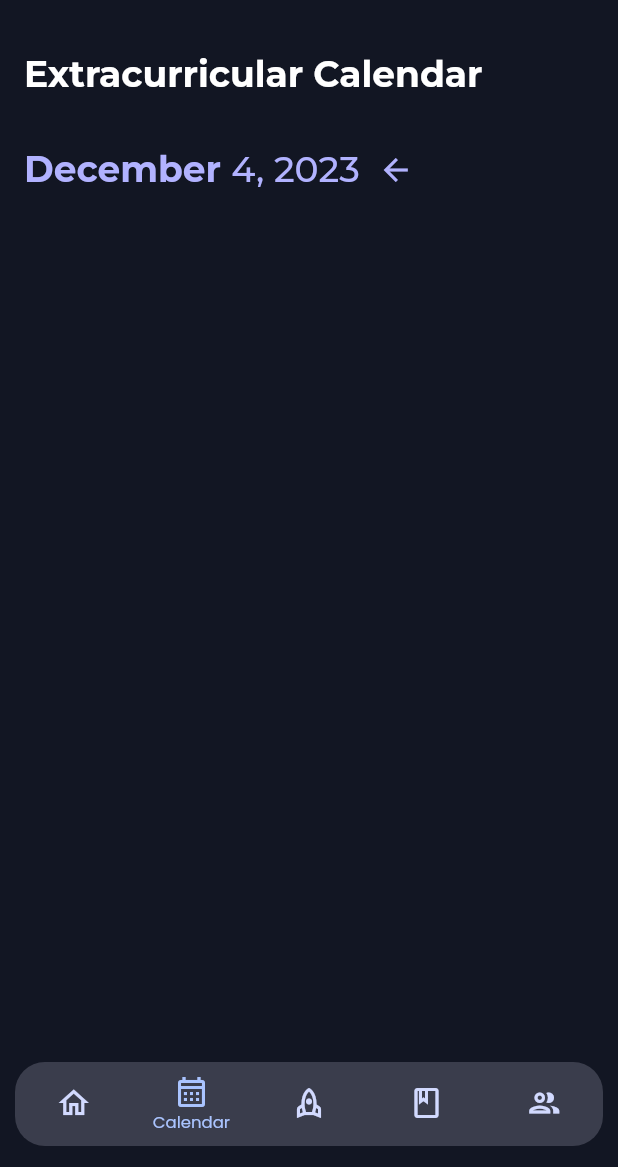
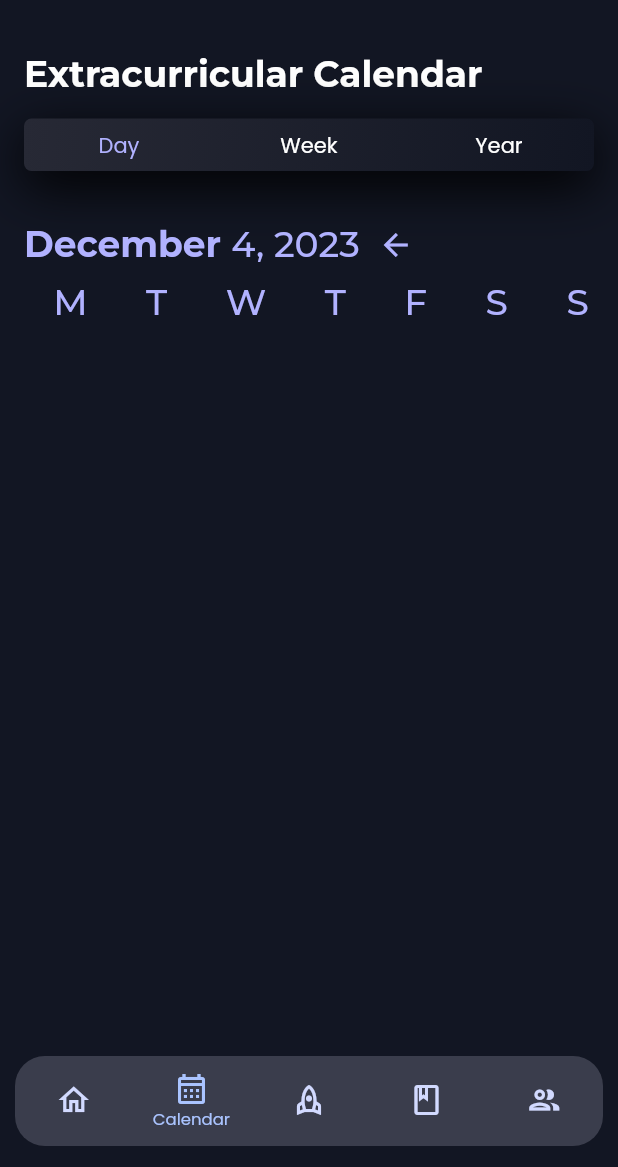
Before and after one commit to David2005-15/sisprogress, a Flutter app: the ScaffoldHome screen opened directly, item 2 of the bottom bar chosen, on a phone screen of 412 x 824 dp, the part 69-1236 px from its top. Run offline on Flutter 3.47's test engine with Material 2 defaults, Android fonts, the phone set to English and light mode, and no system bars; our stand-ins replace google_fonts, image_picker, percent_indicator, syncfusion_flutter_charts; missing offline and left inert: custom_check_box; project files that could hold a hidden picture were left out.

Commit message:
Calendar Save

```diff
--- a/lib/page/dashboard/calendar_page.dart
+++ b/lib/page/dashboard/calendar_page.dart
@@ -14,6 +14,8 @@ class _CalendarPage extends State<CalendarPage> {
   List<int> years = [2023, 2024, 2025, 2026, 2027];
   late String year;
 
+  List<Color> colors = [const Color(0xffB1B2FF), Colors.white, Colors.white];
+
   @override
   void initState() {
     year = years[0].toString();
@@ -29,6 +31,80 @@ class _CalendarPage extends State<CalendarPage> {
           crossAxisAlignment: CrossAxisAlignment.start,
           children: <Widget> [
             buildTitle(),
+            Container(
+              width: double.infinity,
+              height: 35,
+              margin: const EdgeInsets.fromLTRB(16, 15, 16, 0),
+              decoration: const BoxDecoration(
+                borderRadius: BorderRadius.all(Radius.circular(5)),
+                gradient: LinearGradient(
+                  begin: Alignment.topLeft,
+                  end: Alignment.bottomRight,
+                  colors: <Color> [
+                    Color(0xff272935),
+                    Color(0xff121623),
+                  ]
+                ),
+
+                boxShadow: <BoxShadow> [
+                  BoxShadow(offset: Offset(0, 10), spreadRadius: 0, blurRadius: 30)
+                ]
+              ),
+              child: Row(
+                crossAxisAlignment: CrossAxisAlignment.center,
+                mainAxisAlignment: MainAxisAlignment.spaceAround,
+                children: <Widget> [
+                  TextButton(
+                    onPressed: () {
+                      setState(() {
+                        colors = [Colors.white, Colors.white, Colors.white];
+                        colors[0] = const Color(0xffB1B2FF);
+                      });
+                    },
+                    child: Text(
+                      "Day",
+                      style: GoogleFonts.poppins(
+                        fontWeight: FontWeight.w400,
+                        fontSize: 14,
+                        color: colors[0]
+                      ),
+                    )
+                  ),
+                  TextButton(
+                    onPressed: () {
+                      setState(() {
+                        colors = [Colors.white, Colors.white, Colors.white];
+                        colors[1] = const Color(0xffB1B2FF);
+                      });
+                    },
+                    child: Text(
+                      "Week",
+                      style: GoogleFonts.poppins(
+                        fontWeight: FontWeight.w400,
+                        fontSize: 14,
+                        color: colors[1]
+                      ),
+                    )
+                  ),
+                  TextButton(
+                    onPressed: () {
+                      setState(() {
+                        colors = [Colors.white, Colors.white, Colors.white];
+                        colors[2] = const Color(0xffB1B2FF);
+                      });
+                    },
+                    child: Text(
+                      "Year",
+                      style: GoogleFonts.poppins(
+                        fontWeight: FontWeight.w400,
+                        fontSize: 14,
+                        color: colors[2]
+                      ),
+                    )
+                  )
+                ],
+              ),
+            ),
             CalendarWidget(years: years, value: year, onSelected: (val) {
               setState(() {
                 year = val;
--- a/lib/page/dashboard/profile.dart
+++ b/lib/page/dashboard/profile.dart
@@ -1,7 +1,9 @@
+import 'dart:io';
+
 import 'package:flutter/material.dart';
 import 'package:google_fonts/google_fonts.dart';
+import 'package:image_picker/image_picker.dart';
 import 'package:sis_progress/widgets/dashboard/personal_details_tile.dart';
-
 import '../../widgets/dashboard/profile_university_tile.dart';
 
 class Profile extends StatefulWidget {
@@ -15,6 +17,17 @@ class Profile extends StatefulWidget {
 class _Profile extends State<Profile> {
   bool isEditable = false;
   bool editPersonal = false;
+  XFile? _image;
+
+  final ImagePicker _picker = ImagePicker();
+
+  Future getImage() async {
+    var image = await _picker.pickImage(source: ImageSource.gallery, maxWidth: 120, maxHeight: 120);
+
+    setState(() {
+      _image = image;
+    });
+  }
 
   void changeMode() {
     setState(() {
@@ -66,8 +79,12 @@ class _Profile extends State<Profile> {
                             width: 100,
                             height: 100,
                             margin: const EdgeInsets.fromLTRB(0, 0, 0, 0),
-                            child: const CircleAvatar(
+                            child: CircleAvatar(
                               backgroundColor: Colors.yellow,
+                              backgroundImage: _image != null ? Image.file(
+                                File(_image!.path),
+                                fit: BoxFit.contain,
+                              ).image : Image.asset("assets/logo.png").image,
                               radius: 55,
                             ),
                           ),
@@ -76,7 +93,7 @@ class _Profile extends State<Profile> {
                         Align(
                           alignment: Alignment.bottomRight,
                           child: InkWell(
-                            onTap: () {},
+                            onTap: getImage,
                             child: Container(
                               width: 50,
                               height: 50,
--- a/lib/widgets/bottom_nav_bar.dart
+++ b/lib/widgets/bottom_nav_bar.dart
@@ -20,6 +20,7 @@ class NavBar extends StatelessWidget {
         borderRadius: BorderRadius.circular(20),
         color: Colors.transparent
       ),
+      height: 60,
       child: ClipRRect(
         borderRadius: const BorderRadius.all(Radius.circular(20)),
         child: BottomNavigationBar(
@@ -34,6 +35,7 @@ class NavBar extends StatelessWidget {
           selectedItemColor: const Color(0xffAAC4FF),
           showSelectedLabels: true,
           showUnselectedLabels: false,
+
           items: const <BottomNavigationBarItem> [
             BottomNavigationBarItem(
               icon: Icon(Icons.home_outlined, size: 24,),
@@ -62,5 +64,4 @@ class NavBar extends StatelessWidget {
     ),
   );
   }
-
 }
--- a/lib/widgets/dashboard/calendar_widget.dart
+++ b/lib/widgets/dashboard/calendar_widget.dart
@@ -21,7 +21,7 @@ class CalendarWidget extends StatelessWidget {
       child: Column(
         children: [
           Row(
-            children: [
+            children: <Widget> [
               RichText(
                 text: TextSpan(
                   text: "December ",
@@ -46,9 +46,9 @@ class CalendarWidget extends StatelessWidget {
               PopupMenuButton(
                 onSelected: onSelected,
                 offset: Offset(20, 50),
-                icon: Icon(
+                icon: const Icon(
                   Icons.arrow_back_outlined,
-                  color: const Color(0xffB1B2FF)
+                  color: Color(0xffB1B2FF)
                 ),
                 color: const Color(0xff3A3D4C),
                 itemBuilder: (BuildContext context) {
@@ -63,6 +63,69 @@ class CalendarWidget extends StatelessWidget {
               )
             ],
           ),
+
+          Row(
+            mainAxisAlignment: MainAxisAlignment.spaceAround,
+            crossAxisAlignment: CrossAxisAlignment.center,
+            children: <Widget> [
+              Text(
+                "M",
+                style: GoogleFonts.montserrat(
+                  fontWeight: FontWeight.w500,
+                  fontSize: 24,
+                  color: const Color(0xffB1B2FF)
+                ),
+              ),
+              Text(
+                "T",
+                style: GoogleFonts.montserrat(
+                  fontWeight: FontWeight.w500,
+                  fontSize: 24,
+                  color: const Color(0xffB1B2FF)
+                ),
+              ),
+              Text(
+                "W",
+                style: GoogleFonts.montserrat(
+                  fontWeight: FontWeight.w500,
+                  fontSize: 24,
+                  color: const Color(0xffB1B2FF)
+                ),
+              ),
+              Text(
+                "T",
+                style: GoogleFonts.montserrat(
+                  fontWeight: FontWeight.w500,
+                  fontSize: 24,
+                  color: const Color(0xffB1B2FF)
+                ),
+              ),
+              Text(
+                "F",
+                style: GoogleFonts.montserrat(
+                  fontWeight: FontWeight.w500,
+                  fontSize: 24,
+                  color: const Color(0xffB1B2FF)
+                ),
+              ),
+              Text(
+                "S",
+                style: GoogleFonts.montserrat(
+                  fontWeight: FontWeight.w500,
+                  fontSize: 24,
+                  color: const Color(0xffB1B2FF)
+                ),
+              ),
+              Text(
+                "S",
+                style: GoogleFonts.montserrat(
+                  fontWeight: FontWeight.w500,
+                  fontSize: 24,
+                  color: const Color(0xffB1B2FF)
+                ),
+              )
+            ],
+          )
         ],
       )
     );
--- a/pubspec.yaml
+++ b/pubspec.yaml
@@ -22,6 +22,7 @@ dependencies:
   syncfusion_flutter_charts: ^20.4.38
   dropdownfield: ^1.0.3
   table_calendar: ^3.0.8
+  image_picker: ^0.8.6
   intl: ^0.17.0
   dio: ^4.0.6
 
```
Also changed, not shown: pubspec.lock.
